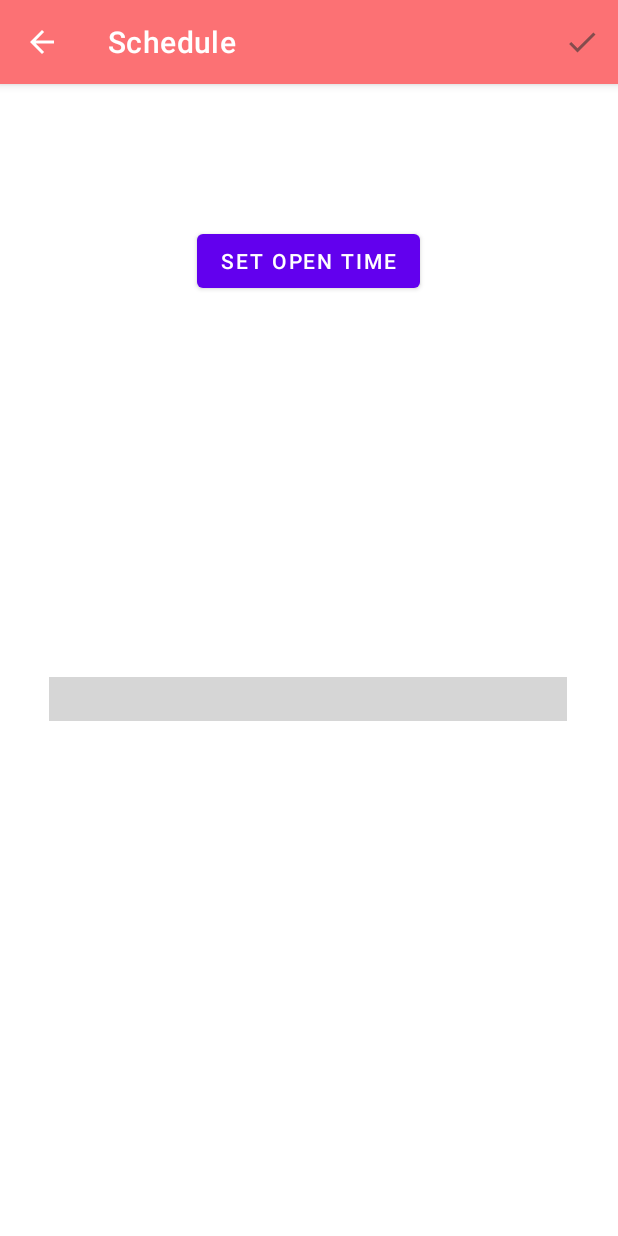
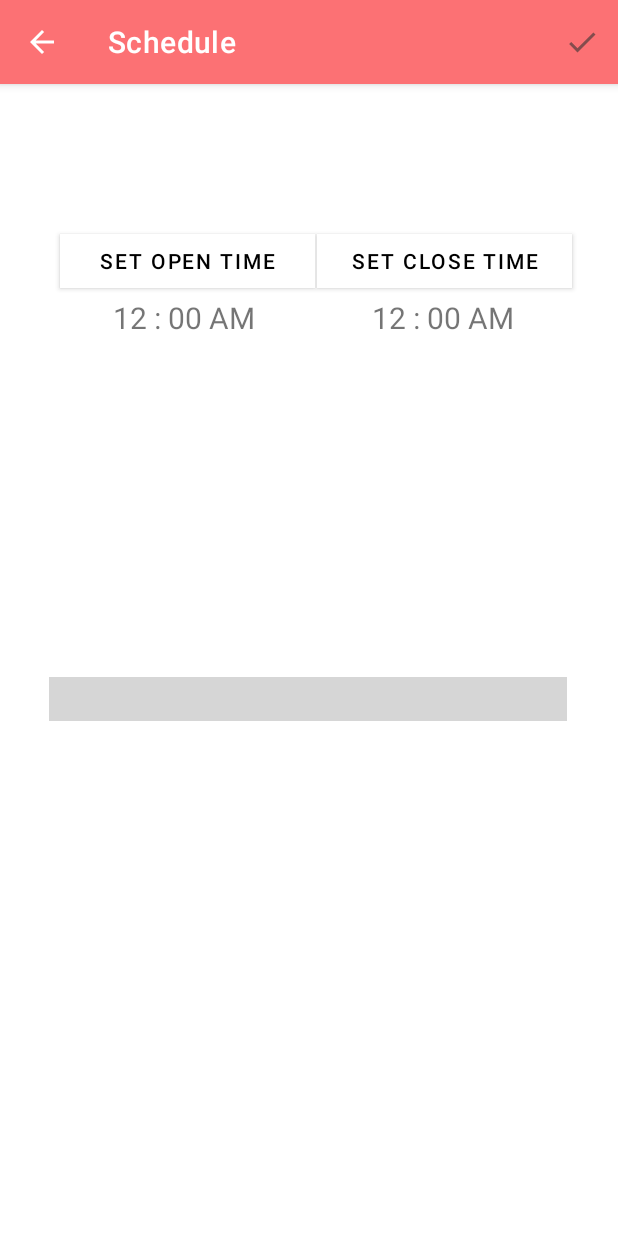
Before and after one commit to ETS-Android5/Automatic-Curtain-Android-App, an Android app: the ScheduleActivity screen opened directly, with no data from a screen before it, on a phone screen of 412 x 824 dp. Run offline under Robolectric (Android 15) with nearby library versions, the phone set to English and light mode, and no system bars; plain views replace MaterialDayPicker; grey boxes are pictures that could not be loaded.

```diff
--- a/COEN390_EZCurtains/app/src/main/java/team_10/example/coen390_ezcurtains/ExpandableListAdapter.java
+++ b/COEN390_EZCurtains/app/src/main/java/team_10/example/coen390_ezcurtains/ExpandableListAdapter.java
@@ -92,6 +92,7 @@ public class ExpandableListAdapter extends BaseExpandableListAdapter {
             public void onClick(View view) {
                 Intent intent = new Intent(context, ScheduleActivity.class);
                 view.getContext().startActivity(intent);
+                // Pass device schedule data if not null
             }
         });
 
--- /dev/null
+++ b/COEN390_EZCurtains/app/src/main/java/team_10/example/coen390_ezcurtains/InsertDeviceFragment.java
@@ -0,0 +1,6 @@
+package team_10.example.coen390_ezcurtains;
+
+import androidx.fragment.app.DialogFragment;
+
+public class InsertDeviceFragment extends DialogFragment {
+}
--- a/COEN390_EZCurtains/app/src/main/java/team_10/example/coen390_ezcurtains/ScheduleActivity.java
+++ b/COEN390_EZCurtains/app/src/main/java/team_10/example/coen390_ezcurtains/ScheduleActivity.java
@@ -16,8 +16,8 @@ import com.google.android.material.timepicker.MaterialTimePicker;
 import com.google.android.material.timepicker.TimeFormat;
 
 public class ScheduleActivity extends AppCompatActivity {
-    protected Button openDialog;
-    protected TextView text_activity_name;
+    protected Button setOpenTime, setCloseTime;
+    protected TextView txt_openTime, txt_closeTime;
 
     @Override
     protected void onCreate(Bundle savedInstanceState) {
@@ -28,16 +28,23 @@ public class ScheduleActivity extends AppCompatActivity {
         getSupportActionBar().setTitle("Schedule");
         getSupportActionBar().setDisplayHomeAsUpEnabled(true);
 
-        openDialog = findViewById(R.id.open_dialog);
-        openDialog.setOnClickListener(new View.OnClickListener() {
+        setOpenTime = findViewById(R.id.set_open_time);
+        setCloseTime = findViewById(R.id.set_close_time);
+        txt_closeTime = findViewById(R.id.text_close_time);
+        txt_openTime = findViewById(R.id.text_open_time);
+
+        setOpenTime.setOnClickListener(new View.OnClickListener() {
             @Override
             public void onClick(View view) {
-                MaterialTimePicker timePicker = new MaterialTimePicker.Builder()
+                MaterialTimePicker timePickerOpen = new MaterialTimePicker.Builder()
                         .setTimeFormat(TimeFormat.CLOCK_12H)
+                        .setTitleText("Set Open Time")
                         .setHour(12)
                         .setMinute(10)
                         .build();
-                timePicker.show(getSupportFragmentManager(), "fragment_tag");
+                timePickerOpen.show(getSupportFragmentManager(), "fragment_tag");
+//                txt_openTime.setText(timePickerOpen.getHour() + " : " + timePickerOpen.getMinute());
+
             }
         });
 
--- a/COEN390_EZCurtains/app/src/main/res/layout/schedule_layout.xml
+++ b/COEN390_EZCurtains/app/src/main/res/layout/schedule_layout.xml
@@ -22,13 +22,46 @@
         android:scaleY="0.9"/>
 
     <Button
-        android:id="@+id/open_dialog"
+        android:id="@+id/set_open_time"
+        android:layout_width="170dp"
+        android:layout_height="wrap_content"
+        android:layout_marginTop="150dp"
+        android:layout_marginStart="40dp"
+        android:text="Set open time"
+        app:cornerRadius="0dp"
+        android:elevation="4dp"
+        android:backgroundTint="@color/white"
+        android:textColor="@color/black"/>
+
+    <Button
+        android:id="@+id/set_close_time"
+        android:layout_width="170dp"
+        android:layout_height="wrap_content"
+        android:layout_marginStart="211dp"
+        android:layout_marginTop="150dp"
+        android:text="Set close time"
+        app:cornerRadius="0dp"
+        android:backgroundTint="@color/white"
+        android:elevation="4dp"
+        android:textColor="@color/black"/>
+
+    <TextView
+        android:id="@+id/text_open_time"
         android:layout_width="wrap_content"
         android:layout_height="wrap_content"
-        android:layout_alignParentTop="true"
-        android:layout_centerHorizontal="true"
-        android:layout_marginTop="150dp"
-        android:text="Set open time" />
+        android:layout_below="@+id/set_open_time"
+        android:layout_marginStart="75dp"
+        android:text="12 : 00 AM"
+        android:textSize="20sp" />
+
+    <TextView
+        android:id="@+id/text_close_time"
+        android:layout_width="wrap_content"
+        android:layout_height="wrap_content"
+        android:layout_marginStart="248dp"
+        android:textSize="20sp"
+        android:text="12 : 00 AM"
+        android:layout_below="@+id/set_open_time"/>
 
 
 
```
Also changed, not shown: COEN390_EZCurtains/app/src/main/java/team_10/example/coen390_ezcurtains/HomeActivity.java (+1 -8 lines).
